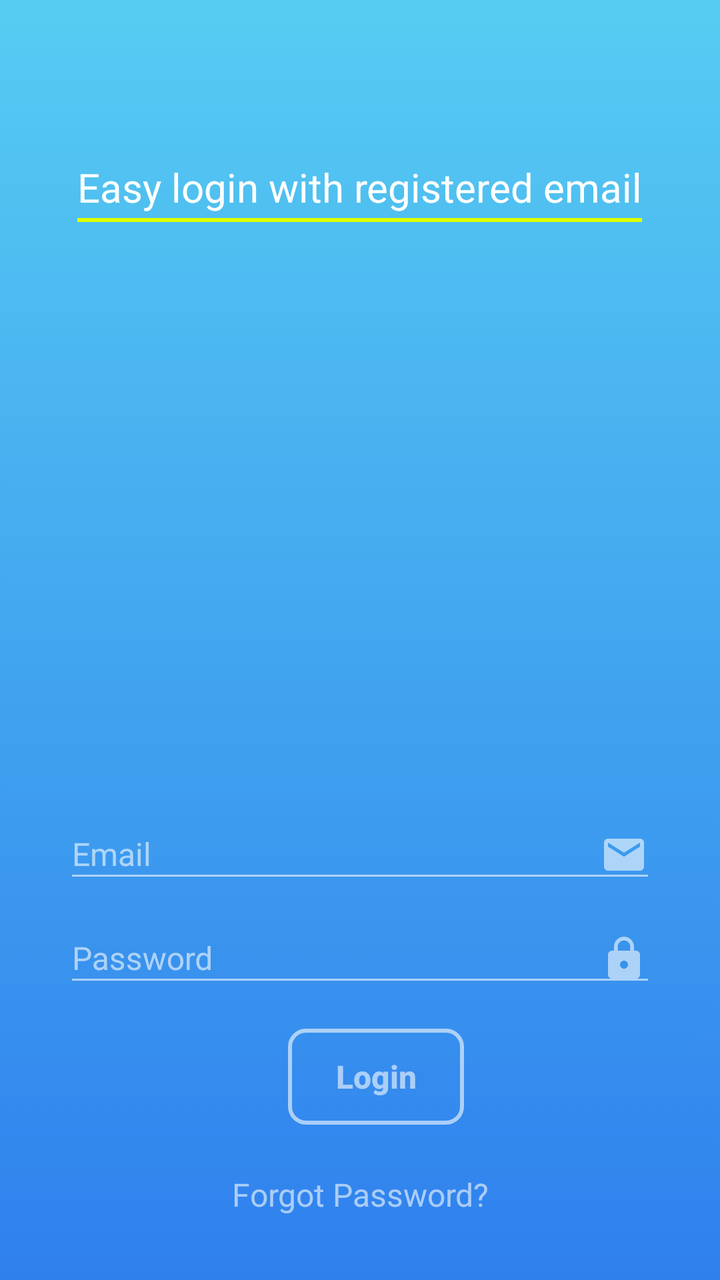
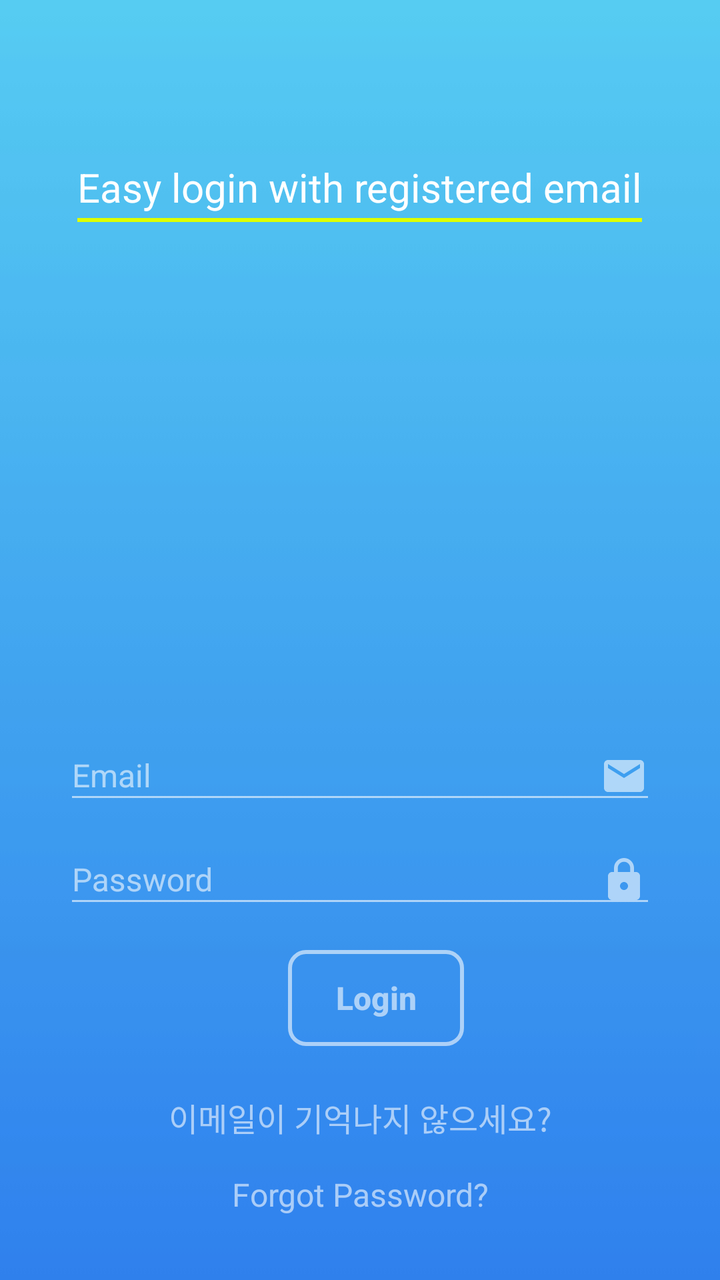

An Android layout rendered at two revisions. The XML below is the earlier revision; the diff shows what the commit changed to produce the second picture.
<!-- AndroidManifest.xml: application theme AppTheme -->
<!-- res/layout/activity_login.xml -->
<?xml version="1.0" encoding="utf-8"?>
<RelativeLayout xmlns:android="http://schemas.android.com/apk/res/android"
    xmlns:app="http://schemas.android.com/apk/res-auto"
    xmlns:tools="http://schemas.android.com/tools"
    android:layout_width="match_parent"
    android:layout_height="match_parent"
    android:id="@+id/rlRoot"
    android:background="@drawable/blue_skies">

        <LinearLayout
            android:id="@+id/linearLayout"
            android:layout_width="wrap_content"
            android:layout_height="wrap_content"
            android:layout_alignParentTop="true"
            android:layout_centerHorizontal="true"
            android:layout_marginTop="80dp"
            android:orientation="horizontal">

            <LinearLayout
                android:layout_width="wrap_content"
                android:layout_height="wrap_content"
                android:orientation="vertical">

                <TextView
                    android:id="@+id/textView"
                    android:layout_width="wrap_content"
                    android:layout_height="wrap_content"
                    android:text="@string/textEasyLoginWithRegisteredEmail"
                    android:textColor="#ffffff"
                    android:textSize="20sp" />

                <View
                    android:layout_width="match_parent"
                    android:layout_height="2dp"
                    android:layout_marginTop="2dp"
                    android:background="#deff00" />

            </LinearLayout>


        </LinearLayout>


        <LinearLayout
            android:layout_width="match_parent"
            android:layout_height="wrap_content"
            android:layout_alignParentBottom="true"
            android:layout_centerHorizontal="true"
            android:layout_marginBottom="32dp"
            android:orientation="vertical"
            android:paddingLeft="32dp"
            android:paddingRight="32dp">


            <com.google.android.material.textfield.TextInputLayout
                android:layout_width="match_parent"
                android:layout_height="wrap_content"
                android:textColorHint="#96ffffff"
                android:theme="@style/EditScreenTextInputLayoutStyle">

                <com.google.android.material.textfield.TextInputEditText
                    android:layout_width="match_parent"
                    android:layout_height="match_parent"
                    android:drawablePadding="16dp"
                    android:drawableRight="@drawable/ic_email_white_24dp"
                    android:hint="@string/textEmail"
                    android:id="@+id/etId"
                    android:inputType="textEmailAddress"
                    android:maxLines="1"
                    android:textColor="@android:color/white"
                    android:textSize="16sp" />
            </com.google.android.material.textfield.TextInputLayout>

            <com.google.android.material.textfield.TextInputLayout
                android:layout_width="match_parent"
                android:layout_height="wrap_content"
                android:textColorHint="#96ffffff"
                android:theme="@style/EditScreenTextInputLayoutStyle">

                <com.google.android.material.textfield.TextInputEditText
                    android:layout_width="match_parent"
                    android:layout_height="match_parent"
                    android:drawablePadding="16dp"
                    android:drawableRight="@drawable/ic_lock_white_24dp"
                    android:hint="@string/textPassword"
                    android:id="@+id/etPassword"
                    android:inputType="textPassword"
                    android:maxLines="1"
                    android:textColor="@android:color/white"
                    android:textSize="16sp" />
            </com.google.android.material.textfield.TextInputLayout>

            <LinearLayout
                android:layout_width="match_parent"
                android:layout_height="wrap_content"
                android:layout_marginTop="16dp"
                android:layout_marginBottom="8dp"
                android:gravity="center"
                android:orientation="horizontal">



                <Button
                    android:layout_width="wrap_content"
                    android:layout_height="wrap_content"
                    android:layout_marginLeft="16dp"
                    android:background="@drawable/buttonshapewhitebg"
                    android:text="@string/textLogin"
                    android:id="@+id/btnLogin"
                    android:textAllCaps="false"
                    android:textColor="#96ffffff"
                    android:textSize="16dp"
                    android:textStyle="bold" />


            </LinearLayout>


            <TextView
                android:layout_width="match_parent"
                android:layout_height="wrap_content"
                android:layout_marginTop="16dp"
                android:text="@string/textForgotPassword"
                android:textAlignment="center"
                android:textColor="#96ffffff"
                android:id="@+id/tvForgot"
                android:textSize="16sp" />


        </LinearLayout>


    </RelativeLayout>
<!-- resources referenced by this layout -->
<resources>
  <!-- drawable blue_skies: jpg bitmap (drawable-v24, 1647 bytes) -->
  <!-- drawable buttonshapewhitebg (drawable-v24) -->
  <?xml version="1.0" encoding="utf-8"?>
  <selector xmlns:android="http://schemas.android.com/apk/res/android">
      <item>
          <shape android:shape="rectangle">
              <corners android:radius="8dp" />
              <solid android:color="@android:color/transparent"/>
              <stroke android:color="#96ffffff"
                  android:width="2dp"/>
          </shape>
      </item>
  </selector>
  <!-- drawable ic_email_white_24dp (drawable-v24) -->
  <vector xmlns:android="http://schemas.android.com/apk/res/android"
          android:width="24dp"
          android:height="24dp"
          android:viewportWidth="24.0"
          android:viewportHeight="24.0">
      <path
          android:fillColor="#96ffffff"
          android:pathData="M20,4L4,4c-1.1,0 -1.99,0.9 -1.99,2L2,18c0,1.1 0.9,2 2,2h16c1.1,0 2,-0.9 2,-2L22,6c0,-1.1 -0.9,-2 -2,-2zM20,8l-8,5 -8,-5L4,6l8,5 8,-5v2z"/>
  </vector>
  <!-- drawable ic_lock_white_24dp (drawable-v24) -->
  <vector xmlns:android="http://schemas.android.com/apk/res/android"
          android:width="24dp"
          android:height="24dp"
          android:viewportWidth="24.0"
          android:viewportHeight="24.0">
      <path
          android:fillColor="#96ffffff"
          android:pathData="M18,8h-1L17,6c0,-2.76 -2.24,-5 -5,-5S7,3.24 7,6v2L6,8c-1.1,0 -2,0.9 -2,2v10c0,1.1 0.9,2 2,2h12c1.1,0 2,-0.9 2,-2L20,10c0,-1.1 -0.9,-2 -2,-2zM12,17c-1.1,0 -2,-0.9 -2,-2s0.9,-2 2,-2 2,0.9 2,2 -0.9,2 -2,2zM15.1,8L8.9,8L8.9,6c0,-1.71 1.39,-3.1 3.1,-3.1 1.71,0 3.1,1.39 3.1,3.1v2z"/>
  </vector>
  <string name="textEasyLoginWithRegisteredEmail">Easy login with registered email</string>
  <string name="textEmail">Email</string>
  <string name="textForgotPassword">Forgot Password?</string>
  <string name="textLogin">Login</string>
  <string name="textPassword">Password</string>
  <style name="EditScreenTextInputLayoutStyle" parent="Theme.AppCompat.Light.DarkActionBar">
          <item name="colorControlNormal">@color/textInputLayout</item>
          <item name="colorControlActivated">@color/textInputLayout</item>
          <item name="colorControlHighlight">@color/textInputLayout</item>
          <item name="colorAccent">@color/textInputLayout</item>
          <item name="android:textColorHint">@color/textInputLayout</item>
      </style>
  <style name="AppTheme" parent="Theme.AppCompat.Light.DarkActionBar">
          
          <item name="colorPrimary">@color/blueSkiestop</item>
          <item name="colorPrimaryDark">@color/blueSkiestop</item>
          <item name="colorAccent">@color/black</item>
      </style>
  <color name="textInputLayout">#96ffffff</color>
  <color name="blueSkiestop">#56CBF2</color>
  <color name="black">#000</color>
</resources>

<!-- the commit's change to res/layout/activity_login.xml (unified diff, before → after) -->
@@ -114,7 +114,15 @@
 
 
             </LinearLayout>
-
+            <TextView
+                android:layout_width="match_parent"
+                android:layout_height="wrap_content"
+                android:layout_marginTop="16dp"
+                android:text="이메일이 기억나지 않으세요?"
+                android:textAlignment="center"
+                android:textColor="#96ffffff"
+                android:id="@+id/tvEmailForgot"
+                android:textSize="16sp" />
 
             <TextView
                 android:layout_width="match_parent"
